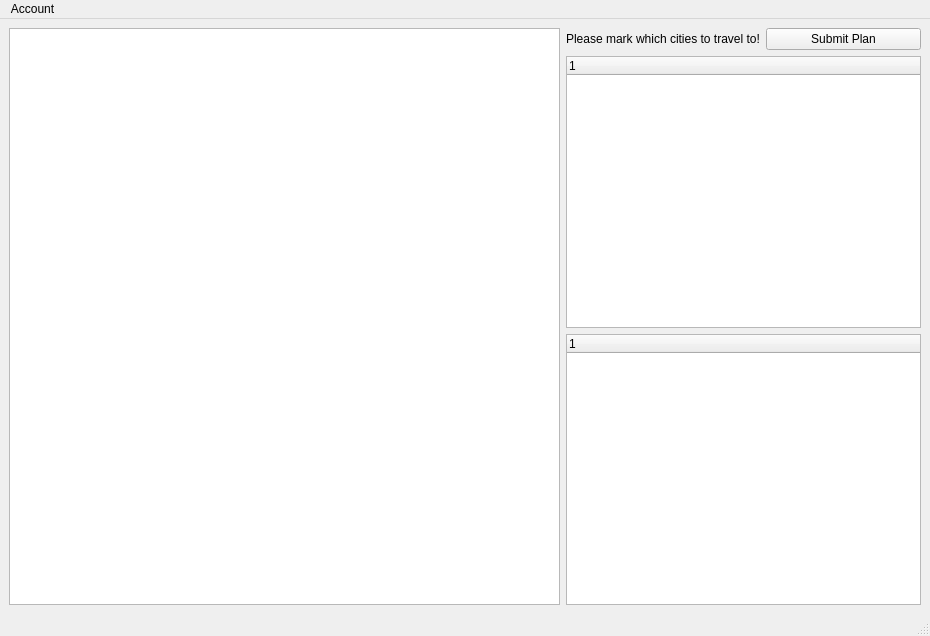
Old version of the form mainwindow.ui in the repository parham-sharaf/European-Vacation.
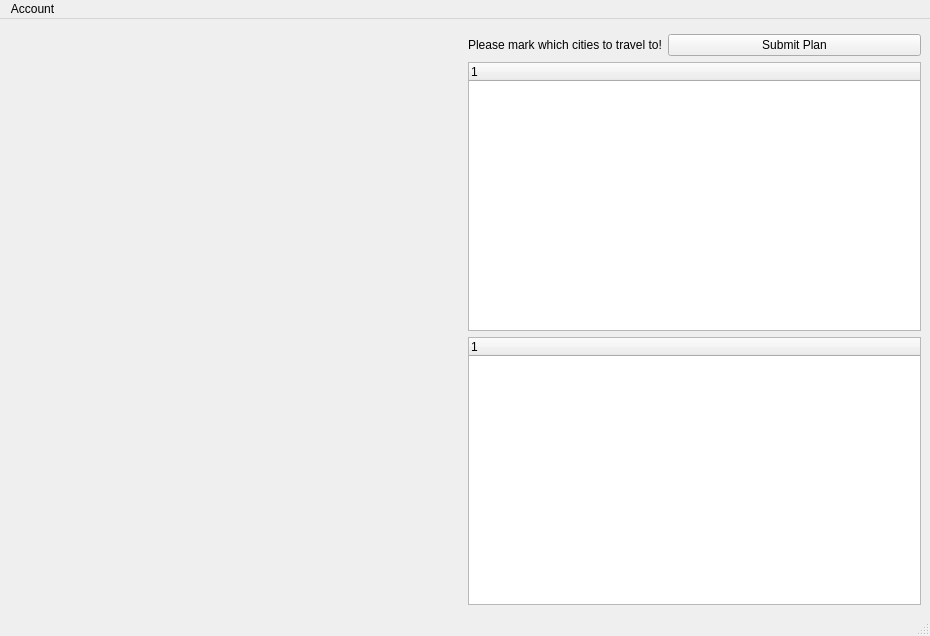
New version of the form.

The edit to the form file:
```diff
--- a/mainwindow.ui
+++ b/mainwindow.ui
@@ -24,7 +24,7 @@
     <bool>true</bool>
    </property>
    <layout class="QGridLayout" name="gridLayout">
-    <item row="1" column="1">
+    <item row="3" column="1">
      <widget class="QTreeWidget" name="citiesTreeWidget">
       <property name="sizePolicy">
        <sizepolicy hsizetype="Preferred" vsizetype="Expanding">
@@ -46,37 +46,6 @@
      </widget>
     </item>
     <item row="2" column="1">
-     <widget class="QTreeWidget" name="planTreeWidget">
-      <property name="sizePolicy">
-       <sizepolicy hsizetype="Preferred" vsizetype="Expanding">
-        <horstretch>0</horstretch>
-        <verstretch>0</verstretch>
-       </sizepolicy>
-      </property>
-      <column>
-       <property name="text">
-        <string notr="true">1</string>
-       </property>
-      </column>
-     </widget>
-    </item>
-    <item row="0" column="0" rowspan="3">
-     <widget class="QTableView" name="tableView">
-      <property name="sizePolicy">
-       <sizepolicy hsizetype="Expanding" vsizetype="Expanding">
-        <horstretch>0</horstretch>
-        <verstretch>0</verstretch>
-       </sizepolicy>
-      </property>
-      <property name="maximumSize">
-       <size>
-        <width>1677215</width>
-        <height>16777215</height>
-       </size>
-      </property>
-     </widget>
-    </item>
-    <item row="0" column="1">
      <layout class="QHBoxLayout" name="horizontalLayout_2">
       <item>
        <widget class="QLabel" name="label">
@@ -103,6 +72,28 @@
       </item>
      </layout>
     </item>
+    <item row="4" column="1">
+     <widget class="QTreeWidget" name="planTreeWidget">
+      <property name="sizePolicy">
+       <sizepolicy hsizetype="Preferred" vsizetype="Expanding">
+        <horstretch>0</horstretch>
+        <verstretch>0</verstretch>
+       </sizepolicy>
+      </property>
+      <column>
+       <property name="text">
+        <string notr="true">1</string>
+       </property>
+      </column>
+     </widget>
+    </item>
+    <item row="1" column="0" rowspan="4">
+     <widget class="QLabel" name="map">
+      <property name="text">
+       <string/>
+      </property>
+     </widget>
+    </item>
    </layout>
   </widget>
   <widget class="QStatusBar" name="statusbar"/>
```
Left out of the diff: 3 changed lines with no effect on the pictures.
